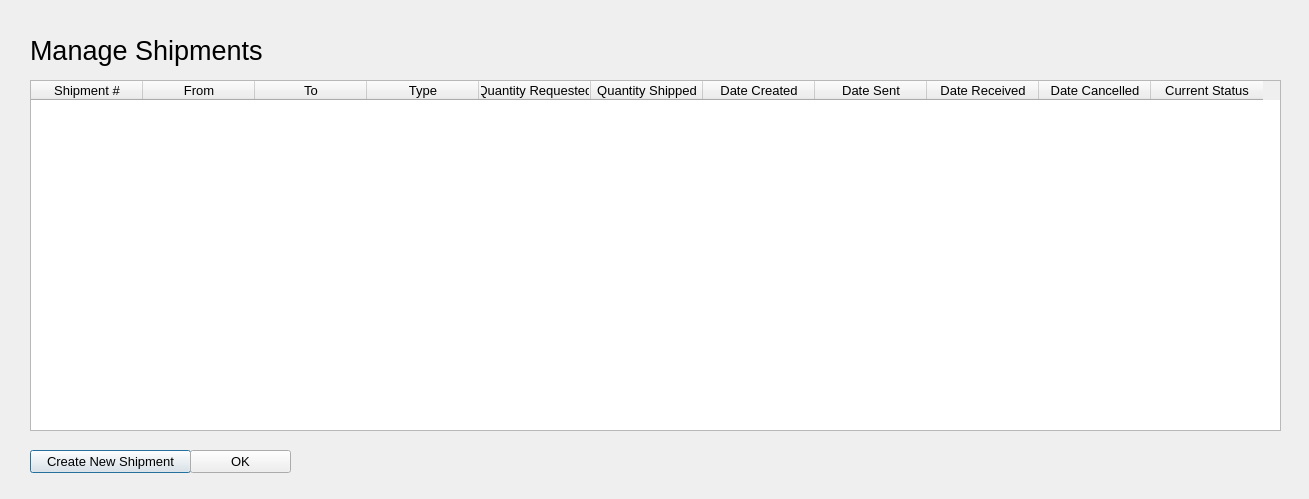
This is OmegaSquaddApplication/managetheshipmentswindow.ui in paulina7m/COMP3004OmegaSquad as Qt 5 draws it before an edit. The edited form follows.
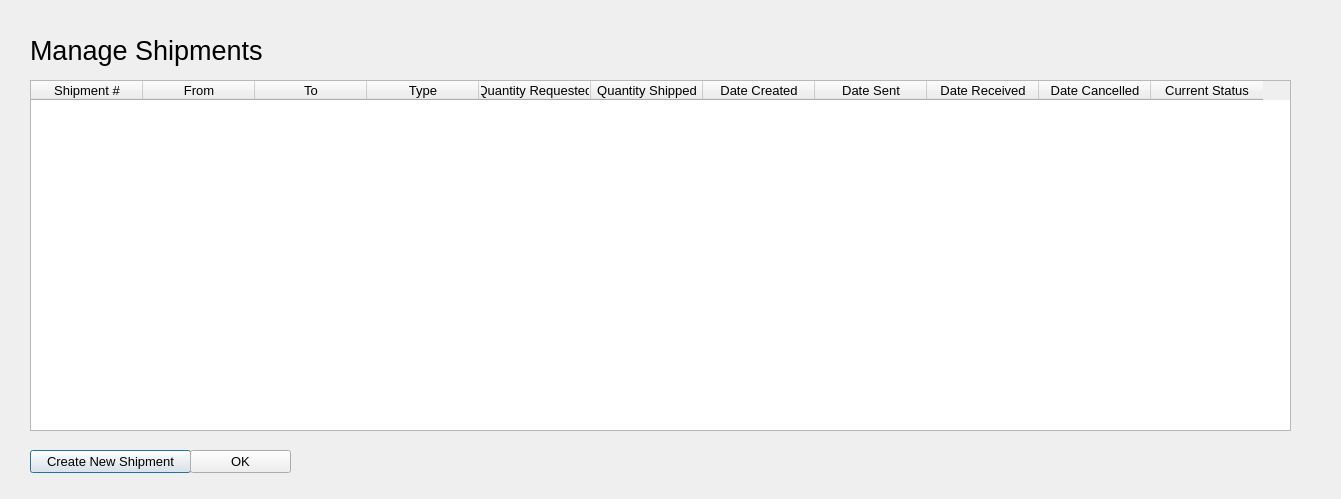
This is the edited form.

Diff of the .ui file:
```diff
--- a/OmegaSquaddApplication/managetheshipmentswindow.ui
+++ b/OmegaSquaddApplication/managetheshipmentswindow.ui
@@ -6,7 +6,7 @@
    <rect>
     <x>0</x>
     <y>0</y>
-    <width>1309</width>
+    <width>1341</width>
     <height>499</height>
    </rect>
   </property>
@@ -41,7 +41,7 @@
     <rect>
      <x>30</x>
      <y>80</y>
-     <width>1251</width>
+     <width>1261</width>
      <height>351</height>
     </rect>
    </property>
```
